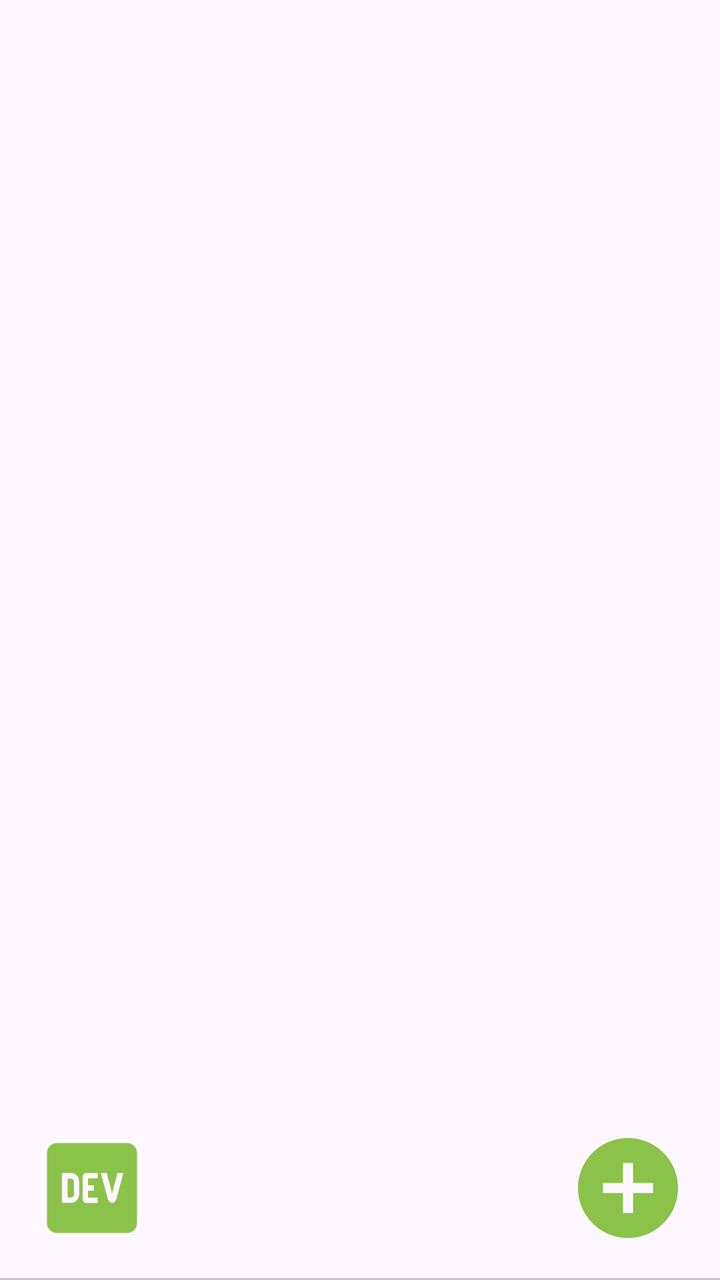
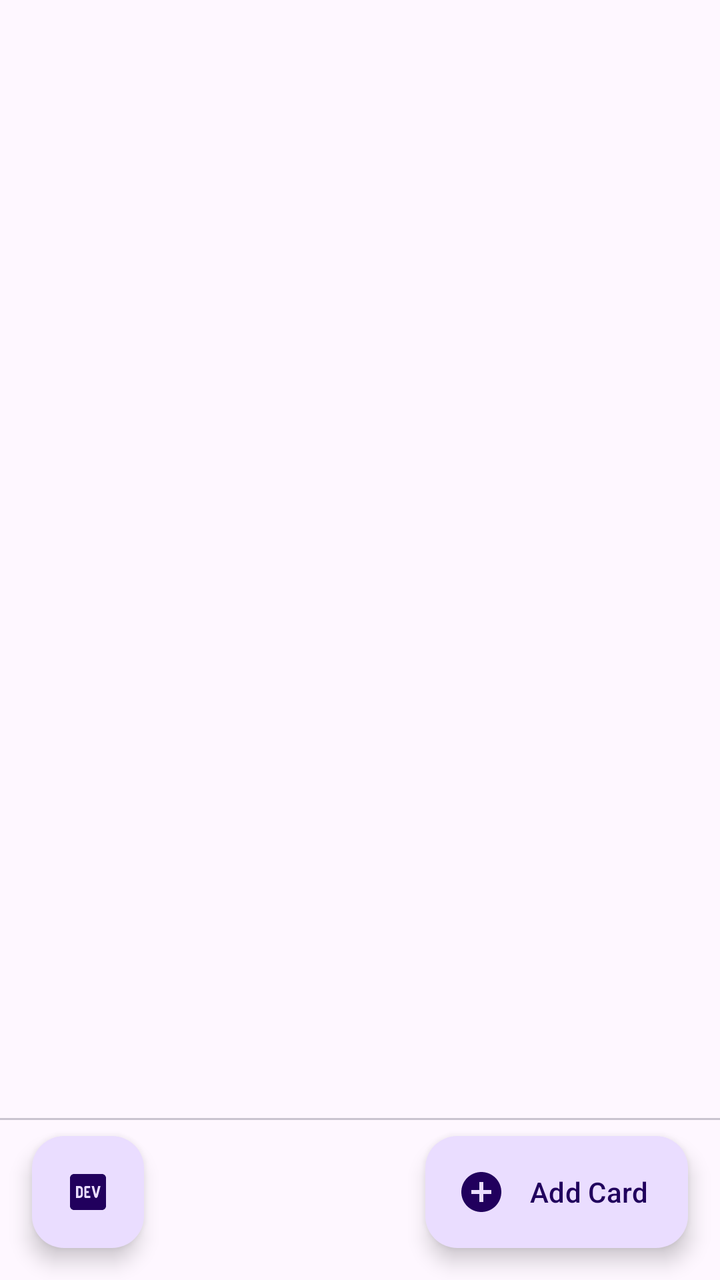

Screens rendered from an Android XML layout before and after an edit, with the pre-edit source and the edit as a unified diff.
<!-- AndroidManifest.xml: activity theme Theme.TSHPaySample.NEW -->
<!-- res/layout/fragment_card_list.xml -->
<?xml version="1.0" encoding="utf-8"?>
<FrameLayout
    xmlns:android="http://schemas.android.com/apk/res/android"
    xmlns:app="http://schemas.android.com/apk/res-auto"
    android:layout_width="match_parent"
    android:layout_height="match_parent">

    <androidx.viewpager2.widget.ViewPager2
        android:id="@+id/fragment_card_list_pager"
        android:layout_width="match_parent"
        android:layout_height="match_parent"/>

    <ImageView
        android:id="@+id/fragment_card_list_secure_log_send"
        android:layout_width="60dp"
        android:layout_height="60dp"
        android:layout_margin="16dp"
        android:layout_gravity="start|bottom"
        android:elevation="8dp"
        android:src="@drawable/outline_logo_dev_24"
        android:contentDescription="@string/fragment_card_list_add_button_desc"
        app:tint="@drawable/add_button_tint" />

    <ImageView
        android:id="@+id/fragment_card_list_add_button"
        android:layout_width="60dp"
        android:layout_height="60dp"
        android:layout_margin="16dp"
        android:layout_gravity="end|bottom"
        android:elevation="8dp"
        android:src="@drawable/outline_add_circle_24"
        android:contentDescription="@string/fragment_card_list_add_button_desc"
        app:tint="@drawable/add_button_tint" />

    <com.google.android.material.tabs.TabLayout
        android:id="@+id/fragment_card_list_tab_layout"
        android:layout_width="match_parent"
        android:layout_height="wrap_content"
        android:layout_gravity="bottom"
        app:tabBackground="@drawable/tab_selector"
        app:tabGravity="center"
        app:tabIndicatorHeight="0dp"/>

</FrameLayout>
<!-- resources referenced by this layout -->
<resources>
  <!-- drawable add_button_tint (drawable) -->
  <?xml version="1.0" encoding="utf-8"?>
  <selector xmlns:android="http://schemas.android.com/apk/res/android">
      <item android:color="@color/add_card_pressed" android:state_pressed="true" android:state_enabled="true"/>
      <item android:color="@color/add_card_disabled" android:state_enabled="false"/>
      <item android:color="@color/add_card_enabled"/>
  </selector>
  <!-- drawable outline_add_circle_24 (drawable) -->
  <vector xmlns:android="http://schemas.android.com/apk/res/android"
      android:width="24dp"
      android:height="24dp"
      android:viewportWidth="24"
      android:viewportHeight="24"
      android:tint="?attr/colorControlNormal">
    <path
        android:fillColor="@android:color/white"
        android:pathData="M12,2C6.48,2 2,6.48 2,12s4.48,10 10,10 10,-4.48 10,-10S17.52,2 12,2zM17,13h-4v4h-2v-4L7,13v-2h4L11,7h2v4h4v2z"/>
  </vector>
  <!-- drawable outline_logo_dev_24 (drawable) -->
  <vector xmlns:android="http://schemas.android.com/apk/res/android"
      android:width="24dp"
      android:height="24dp"
      android:viewportWidth="24"
      android:viewportHeight="24"
      android:tint="?attr/colorControlNormal">
    <path
        android:fillColor="@android:color/white"
        android:pathData="M19,3H5C3.9,3 3,3.9 3,5v14c0,1.1 0.9,2 2,2h14c1.1,0 2,-0.9 2,-2V5C21,3.9 20.1,3 19,3zM7.68,14.98H6V9h1.71c1.28,0 1.71,1.03 1.71,1.71l0,2.56C9.42,13.95 9,14.98 7.68,14.98zM12.38,11.46v1.07h-1.18v1.39h1.93v1.07h-2.25c-0.4,0.01 -0.74,-0.31 -0.75,-0.71V9.75c-0.01,-0.4 0.31,-0.74 0.71,-0.75h2.28l0,1.07h-1.92v1.39H12.38zM16.88,14.23c-0.48,1.11 -1.33,0.89 -1.71,0L13.77,9h1.18l1.07,4.11L17.09,9h1.18L16.88,14.23z"/>
    <path
        android:fillColor="@android:color/white"
        android:pathData="M7.77,10.12H7.14v3.77h0.63c0.14,0 0.28,-0.05 0.42,-0.16c0.14,-0.1 0.21,-0.26 0.21,-0.47v-2.52c0,-0.21 -0.07,-0.37 -0.21,-0.47C8.05,10.17 7.91,10.12 7.77,10.12z"/>
  </vector>
  <!-- drawable tab_selector (drawable) -->
  <?xml version="1.0" encoding="utf-8"?>
  <selector xmlns:android="http://schemas.android.com/apk/res/android">
  
      <item android:drawable="@drawable/selected_dot"
          android:state_selected="true"/>
      <item android:drawable="@drawable/default_dot"/>
  </selector>
  <string name="fragment_card_list_add_button_desc">Card enrollment</string>
  <style name="Theme.TSHPaySample.NEW" parent="Theme.Material3.DayNight">
          
          <item name="colorSuccess">@color/colorSuccess</item>
      </style>
  <color name="add_card_pressed">#5C8032</color>
  <color name="add_card_disabled">#ACACAC</color>
  <color name="add_card_enabled">#8BC34A</color>
  <!-- drawable selected_dot (drawable) -->
  <?xml version="1.0" encoding="utf-8"?>
  <layer-list xmlns:android="http://schemas.android.com/apk/res/android">
      <item>
          <shape
              android:innerRadius="0dp"
              android:shape="ring"
              android:thickness="8dp"
              android:useLevel="false">
              <solid android:color="@color/tab_dot_selected_color"/>
          </shape>
      </item>
  </layer-list>
  <!-- drawable default_dot (drawable) -->
  <?xml version="1.0" encoding="utf-8"?>
  <layer-list xmlns:android="http://schemas.android.com/apk/res/android">
      <item>
          <shape
              android:innerRadius="0dp"
              android:shape="ring"
              android:thickness="8dp"
              android:useLevel="false">
              <solid android:color="@android:color/darker_gray"/>
          </shape>
      </item>
  </layer-list>
  <color name="colorSuccess">#388E3C</color>
  <color name="tab_dot_selected_color">#54B8EC</color>
</resources>

<!-- the commit's change to res/layout/fragment_card_list.xml (unified diff, before → after) -->
@@ -1,6 +1,5 @@
 <?xml version="1.0" encoding="utf-8"?>
-<FrameLayout
-    xmlns:android="http://schemas.android.com/apk/res/android"
+<androidx.constraintlayout.widget.ConstraintLayout xmlns:android="http://schemas.android.com/apk/res/android"
     xmlns:app="http://schemas.android.com/apk/res-auto"
     android:layout_width="match_parent"
     android:layout_height="match_parent">
@@ -8,37 +7,38 @@
     <androidx.viewpager2.widget.ViewPager2
         android:id="@+id/fragment_card_list_pager"
         android:layout_width="match_parent"
-        android:layout_height="match_parent"/>
-
-    <ImageView
-        android:id="@+id/fragment_card_list_secure_log_send"
-        android:layout_width="60dp"
-        android:layout_height="60dp"
-        android:layout_margin="16dp"
-        android:layout_gravity="start|bottom"
-        android:elevation="8dp"
-        android:src="@drawable/outline_logo_dev_24"
-        android:contentDescription="@string/fragment_card_list_add_button_desc"
-        app:tint="@drawable/add_button_tint" />
-
-    <ImageView
-        android:id="@+id/fragment_card_list_add_button"
-        android:layout_width="60dp"
-        android:layout_height="60dp"
-        android:layout_margin="16dp"
-        android:layout_gravity="end|bottom"
-        android:elevation="8dp"
-        android:src="@drawable/outline_add_circle_24"
-        android:contentDescription="@string/fragment_card_list_add_button_desc"
-        app:tint="@drawable/add_button_tint" />
+        android:layout_height="0dp"
+        app:layout_constraintBottom_toTopOf="@+id/fragment_card_list_tab_layout"
+        app:layout_constraintTop_toTopOf="parent" />
 
     <com.google.android.material.tabs.TabLayout
         android:id="@+id/fragment_card_list_tab_layout"
         android:layout_width="match_parent"
         android:layout_height="wrap_content"
-        android:layout_gravity="bottom"
+        android:layout_marginBottom="80dp"
+        app:layout_constraintBottom_toBottomOf="parent"
         app:tabBackground="@drawable/tab_selector"
         app:tabGravity="center"
-        app:tabIndicatorHeight="0dp"/>
+        app:tabIndicatorHeight="0dp" />
 
-</FrameLayout>
+    <com.google.android.material.floatingactionbutton.FloatingActionButton
+        android:id="@+id/fragment_card_list_secure_log_send"
+        android:layout_width="wrap_content"
+        android:layout_height="wrap_content"
+        android:layout_margin="16dp"
+        android:contentDescription="@string/fragment_card_list_add_button_desc"
+        app:layout_constraintBottom_toBottomOf="parent"
+        app:layout_constraintStart_toStartOf="parent"
+        app:srcCompat="@drawable/outline_logo_dev_24" />
+
+    <com.google.android.material.floatingactionbutton.ExtendedFloatingActionButton
+        android:id="@+id/fragment_card_list_add_button"
+        android:layout_width="wrap_content"
+        android:layout_height="wrap_content"
+        android:layout_margin="16dp"
+        android:text="@string/fragment_card_list_add_card"
+        app:icon="@drawable/outline_add_circle_24"
+        app:layout_constraintBottom_toBottomOf="parent"
+        app:layout_constraintEnd_toEndOf="parent" />
+
+</androidx.constraintlayout.widget.ConstraintLayout>
<!-- resource entries referenced after the edit -->
@@ -1,12 +1,5 @@
 <!-- resources referenced by this layout -->
 <resources>
-  <!-- drawable add_button_tint (drawable) -->
-  <?xml version="1.0" encoding="utf-8"?>
-  <selector xmlns:android="http://schemas.android.com/apk/res/android">
-      <item android:color="@color/add_card_pressed" android:state_pressed="true" android:state_enabled="true"/>
-      <item android:color="@color/add_card_disabled" android:state_enabled="false"/>
-      <item android:color="@color/add_card_enabled"/>
-  </selector>
   <!-- drawable outline_add_circle_24 (drawable) -->
   <vector xmlns:android="http://schemas.android.com/apk/res/android"
       android:width="24dp"
@@ -41,13 +34,15 @@
       <item android:drawable="@drawable/default_dot"/>
   </selector>
   <string name="fragment_card_list_add_button_desc">Card enrollment</string>
+  <string name="fragment_card_list_add_card">Add Card</string>
   <style name="Theme.TSHPaySample.NEW" parent="Theme.Material3.DayNight">
           
           <item name="colorSuccess">@color/colorSuccess</item>
+  
+          
+          <item name="android:windowLightStatusBar">true</item>
+          <item name="android:statusBarColor">@android:color/transparent</item>
       </style>
-  <color name="add_card_pressed">#5C8032</color>
-  <color name="add_card_disabled">#ACACAC</color>
-  <color name="add_card_enabled">#8BC34A</color>
   <!-- drawable selected_dot (drawable) -->
   <?xml version="1.0" encoding="utf-8"?>
   <layer-list xmlns:android="http://schemas.android.com/apk/res/android">
